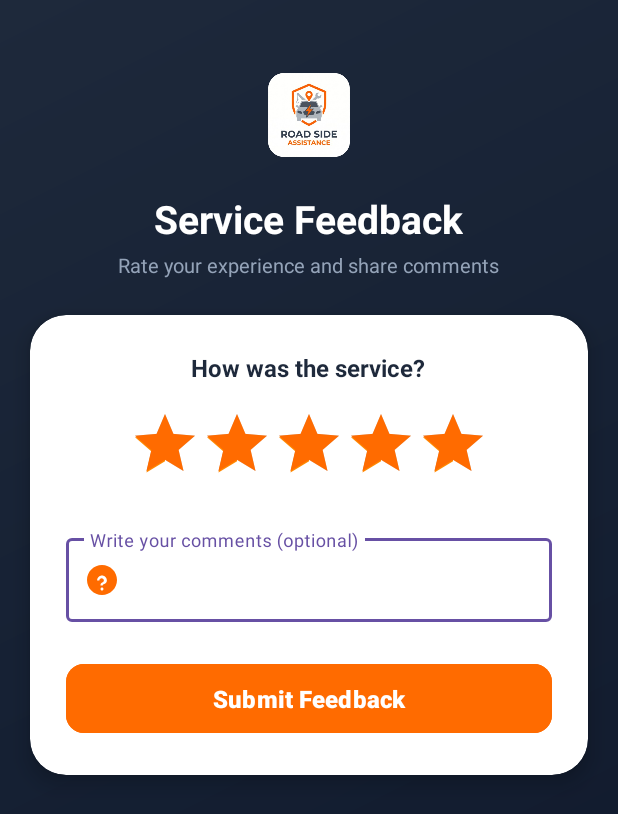
After one commit to varmorakush-collab/RoadSide-Assistance, an Android app: the FeedbackActivity screen opened directly, with no data from a screen before it, on a phone screen of 412 x 824 dp. The commit adds this screen. Shown: the top 814 px of the screen. Run offline under Robolectric (Android 15) with nearby library versions, the phone set to English and light mode, and no system bars; our stand-ins replace Firebase (no records; nobody signed in at launch, a user with empty details on screens opened directly).

Commit message:
Feedback screen post-service (rating, comments)

```diff
--- a/app/src/main/AndroidManifest.xml
+++ b/app/src/main/AndroidManifest.xml
@@ -70,6 +70,12 @@
             android:exported="false"
             android:windowSoftInputMode="adjustResize" />
 
+        <!-- Feedback Activity (Task 2 Post-Service) -->
+        <activity
+            android:name=".FeedbackActivity"
+            android:exported="false"
+            android:windowSoftInputMode="adjustResize" />
+
     </application>
 
 </manifest>
--- /dev/null
+++ b/app/src/main/java/com/example/roadsideassistance/FeedbackActivity.java
@@ -0,0 +1,93 @@
+package com.example.roadsideassistance;
+
+import android.os.Bundle;
+import android.view.View;
+import android.widget.ProgressBar;
+import android.widget.RatingBar;
+import android.widget.Toast;
+
+import androidx.activity.EdgeToEdge;
+import androidx.appcompat.app.AppCompatActivity;
+import androidx.core.graphics.Insets;
+import androidx.core.view.ViewCompat;
+import androidx.core.view.WindowInsetsCompat;
+
+import com.google.android.material.button.MaterialButton;
+import com.google.android.material.textfield.TextInputEditText;
+import com.google.firebase.auth.FirebaseAuth;
+import com.google.firebase.auth.FirebaseUser;
+import com.google.firebase.database.FirebaseDatabase;
+
+public class FeedbackActivity extends AppCompatActivity {
+
+    private RatingBar ratingBar;
+    private TextInputEditText etFeedbackComment;
+    private MaterialButton btnSubmitFeedback;
+    private ProgressBar progressBar;
+    private String requestId;
+
+    @Override
+    protected void onCreate(Bundle savedInstanceState) {
+        super.onCreate(savedInstanceState);
+        EdgeToEdge.enable(this);
+        setContentView(R.layout.activity_feedback);
+
+        ViewCompat.setOnApplyWindowInsetsListener(findViewById(R.id.main), (v, insets) -> {
+            Insets systemBars = insets.getInsets(WindowInsetsCompat.Type.systemBars());
+            v.setPadding(systemBars.left, systemBars.top, systemBars.right, systemBars.bottom);
+            return insets;
+        });
+
+        requestId = getIntent().getStringExtra("requestId");
+
+        ratingBar = findViewById(R.id.ratingBar);
+        etFeedbackComment = findViewById(R.id.etFeedbackComment);
+        btnSubmitFeedback = findViewById(R.id.btnSubmitFeedback);
+        progressBar = findViewById(R.id.progressBar);
+
+        btnSubmitFeedback.setOnClickListener(v -> submitFeedback());
+    }
+
+    private void submitFeedback() {
+        FirebaseUser currentUser = FirebaseAuth.getInstance().getCurrentUser();
+        if (currentUser == null) {
+            Toast.makeText(this, "Please log in to submit feedback", Toast.LENGTH_SHORT).show();
+            return;
+        }
+
+        float rating = ratingBar.getRating();
+        String comment = etFeedbackComment.getText() != null ? etFeedbackComment.getText().toString().trim() : "";
+
+        if (rating <= 0) {
+            Toast.makeText(this, "Please provide a rating", Toast.LENGTH_SHORT).show();
+            return;
+        }
+
+        progressBar.setVisibility(View.VISIBLE);
+        btnSubmitFeedback.setEnabled(false);
+
+        String feedbackId = FirebaseDatabase.getInstance().getReference().child("service_feedback").push().getKey();
+        String userId = currentUser.getUid();
+        long timestamp = System.currentTimeMillis();
+
+        FeedbackModel feedback = new FeedbackModel(feedbackId, requestId, userId, rating, comment, timestamp);
+
+        if (feedbackId == null) {
+            feedbackId = "fb_" + timestamp;
+        }
+
+        FirebaseDatabase.getInstance().getReference().child("service_feedback")
+                .child(feedbackId)
+                .setValue(feedback)
+                .addOnCompleteListener(task -> {
+                    progressBar.setVisibility(View.GONE);
+                    btnSubmitFeedback.setEnabled(true);
+                    if (task.isSuccessful()) {
+                        Toast.makeText(FeedbackActivity.this, "Thank you for your feedback!", Toast.LENGTH_LONG).show();
+                        finish();
+                    } else {
+                        Toast.makeText(FeedbackActivity.this, "Failed to submit feedback. Try again.", Toast.LENGTH_SHORT).show();
+                    }
+                });
+    }
+}
--- /dev/null
+++ b/app/src/main/res/layout/activity_feedback.xml
@@ -0,0 +1,154 @@
+<?xml version="1.0" encoding="utf-8"?>
+<androidx.coordinatorlayout.widget.CoordinatorLayout xmlns:android="http://schemas.android.com/apk/res/android"
+    xmlns:app="http://schemas.android.com/apk/res-auto"
+    xmlns:tools="http://schemas.android.com/tools"
+    android:id="@+id/main"
+    android:layout_width="match_parent"
+    android:layout_height="match_parent"
+    android:background="@drawable/splash_bg_gradient"
+    tools:context=".FeedbackActivity">
+
+    <androidx.core.widget.NestedScrollView
+        android:layout_width="match_parent"
+        android:layout_height="match_parent"
+        android:fillViewport="true">
+
+        <LinearLayout
+            android:layout_width="match_parent"
+            android:layout_height="wrap_content"
+            android:orientation="vertical"
+            android:paddingBottom="32dp">
+
+            <!-- Header Branding -->
+            <LinearLayout
+                android:layout_width="match_parent"
+                android:layout_height="wrap_content"
+                android:gravity="center"
+                android:orientation="vertical"
+                android:paddingStart="24dp"
+                android:paddingTop="36dp"
+                android:paddingEnd="24dp"
+                android:paddingBottom="20dp">
+
+                <ImageView
+                    android:layout_width="80dp"
+                    android:layout_height="80dp"
+                    android:adjustViewBounds="true"
+                    android:contentDescription="@string/app_name"
+                    android:scaleType="fitCenter"
+                    android:src="@drawable/logo_new" />
+
+                <TextView
+                    android:layout_width="wrap_content"
+                    android:layout_height="wrap_content"
+                    android:layout_marginTop="12dp"
+                    android:text="Service Feedback"
+                    android:textColor="@color/text_white"
+                    android:textSize="26sp"
+                    android:textStyle="bold" />
+
+                <TextView
+                    android:layout_width="wrap_content"
+                    android:layout_height="wrap_content"
+                    android:layout_marginTop="4dp"
+                    android:gravity="center"
+                    android:text="Rate your experience and share comments"
+                    android:textColor="@color/text_muted"
+                    android:textSize="13sp" />
+
+            </LinearLayout>
+
+            <!-- Card Container for Feedback -->
+            <com.google.android.material.card.MaterialCardView
+                android:layout_width="match_parent"
+                android:layout_height="wrap_content"
+                android:layout_marginStart="20dp"
+                android:layout_marginTop="4dp"
+                android:layout_marginEnd="20dp"
+                android:layout_marginBottom="16dp"
+                app:cardBackgroundColor="@color/card_bg"
+                app:cardCornerRadius="24dp"
+                app:cardElevation="8dp"
+                app:strokeWidth="0dp">
+
+                <LinearLayout
+                    android:layout_width="match_parent"
+                    android:layout_height="wrap_content"
+                    android:gravity="center"
+                    android:orientation="vertical"
+                    android:padding="24dp">
+
+                    <TextView
+                        android:layout_width="wrap_content"
+                        android:layout_height="wrap_content"
+                        android:text="How was the service?"
+                        android:textColor="@color/text_primary"
+                        android:textSize="16sp"
+                        android:textStyle="bold" />
+
+                    <!-- Rating Bar -->
+                    <RatingBar
+                        android:id="@+id/ratingBar"
+                        android:layout_width="wrap_content"
+                        android:layout_height="wrap_content"
+                        android:layout_marginTop="16dp"
+                        android:isIndicator="false"
+                        android:numStars="5"
+                        android:stepSize="1.0"
+                        android:rating="5.0"
+                        android:progressTint="@color/primary_orange"
+                        android:secondaryProgressTint="@color/primary_orange_light" />
+
+                    <!-- Comments Field -->
+                    <com.google.android.material.textfield.TextInputLayout
+                        android:id="@+id/tilFeedbackComment"
+                        style="@style/Widget.Material3.TextInputLayout.OutlinedBox"
+                        android:layout_width="match_parent"
+                        android:layout_height="wrap_content"
+                        android:layout_marginTop="24dp"
+                        android:hint="Write your comments (optional)"
+                        app:startIconDrawable="@drawable/ic_help_question"
+                        app:startIconTint="@color/primary_orange">
+
+                        <com.google.android.material.textfield.TextInputEditText
+                            android:id="@+id/etFeedbackComment"
+                            android:layout_width="match_parent"
+                            android:layout_height="wrap_content"
+                            android:inputType="textLongMessage|textCapSentences"
+                            android:maxLines="4"
+                            android:textSize="15sp" />
+
+                    </com.google.android.material.textfield.TextInputLayout>
+
+                    <!-- Submit Button -->
+                    <com.google.android.material.button.MaterialButton
+                        android:id="@+id/btnSubmitFeedback"
+                        android:layout_width="match_parent"
+                        android:layout_height="54dp"
+                        android:layout_marginTop="24dp"
+                        android:backgroundTint="@color/primary_orange"
+                        android:text="Submit Feedback"
+                        android:textColor="@color/text_white"
+                        android:textSize="16sp"
+                        android:textStyle="bold"
+                        app:cornerRadius="12dp" />
+
+                    <!-- Progress Bar -->
+                    <ProgressBar
+                        android:id="@+id/progressBar"
+                        android:layout_width="wrap_content"
+                        android:layout_height="wrap_content"
+                        android:layout_gravity="center"
+                        android:layout_marginTop="16dp"
+                        android:indeterminateTint="@color/primary_orange"
+                        android:visibility="gone" />
+
+                </LinearLayout>
+
+            </com.google.android.material.card.MaterialCardView>
+
+        </LinearLayout>
+
+    </androidx.core.widget.NestedScrollView>
+
+</androidx.coordinatorlayout.widget.CoordinatorLayout>
--- a/app/src/main/res/layout/activity_main.xml
+++ b/app/src/main/res/layout/activity_main.xml
@@ -30,8 +30,8 @@
                 android:paddingBottom="16dp">
 
                 <ImageView
-                    android:layout_width="40dp"
-                    android:layout_height="40dp"
+                    android:layout_width="70dp"
+                    android:layout_height="70dp"
                     android:adjustViewBounds="true"
                     android:contentDescription="@string/app_name"
                     android:scaleType="fitCenter"
```
Also changed, not shown: app/src/main/java/com/example/roadsideassistance/FeedbackModel.java (added, +71 -0 lines), app/src/main/java/com/example/roadsideassistance/RequestHistoryActivity.java (+35 -0 lines), app/src/main/java/com/example/roadsideassistance/RequestHistoryAdapter.java (+28 -3 lines), app/src/main/res/layout/item_request_history.xml (+14 -0 lines).
